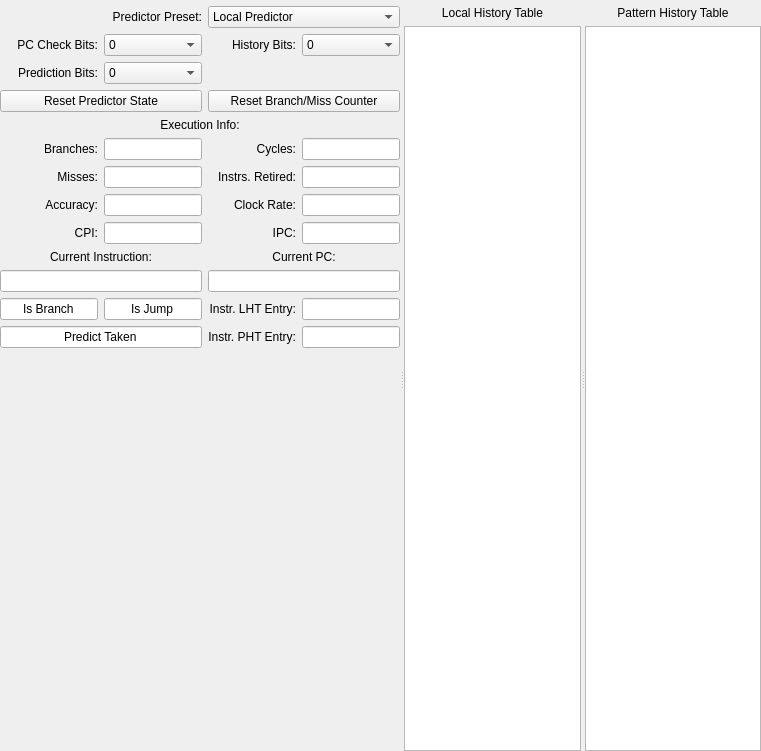
The window that src/branchtab.ui (mortbopet/Ripes) describes before a commit, drawn with Qt 5.
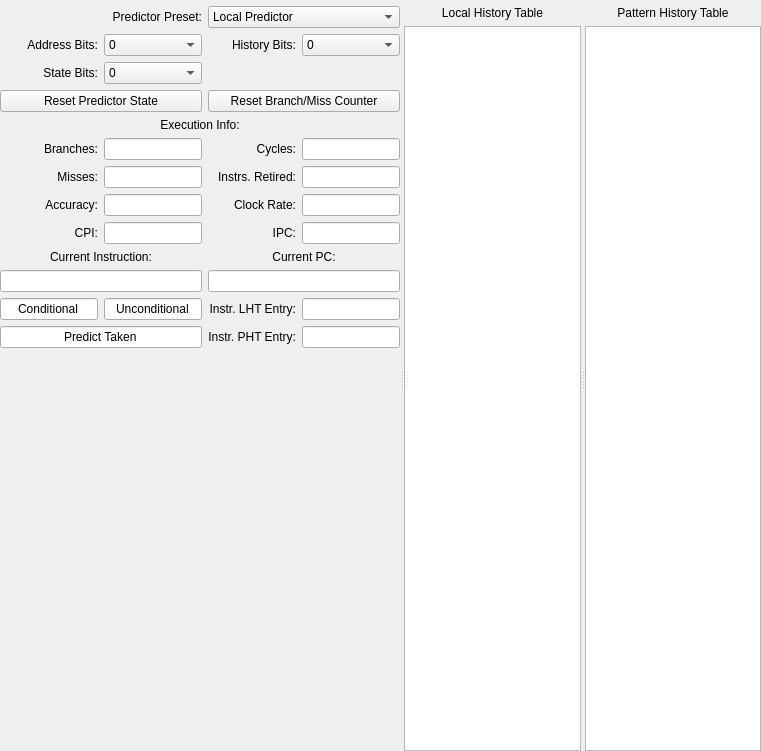
The same window after the commit.

Commit message: BranchPredictionProcessor interface

```diff
--- a/src/branchtab.ui
+++ b/src/branchtab.ui
@@ -190,7 +190,7 @@
          <item row="4" column="0">
           <widget class="QLabel" name="label_17">
            <property name="text">
-            <string>PC Check Bits:</string>
+            <string>Address Bits:</string>
            </property>
            <property name="alignment">
             <set>Qt::AlignRight|Qt::AlignTrailing|Qt::AlignVCenter</set>
@@ -293,7 +293,7 @@
          <item row="25" column="0">
           <widget class="QLineEdit" name="isBranch">
            <property name="text">
-            <string>Is Branch</string>
+            <string>Conditional</string>
            </property>
            <property name="alignment">
             <set>Qt::AlignCenter</set>
@@ -316,7 +316,7 @@
          <item row="25" column="1">
           <widget class="QLineEdit" name="isJump">
            <property name="text">
-            <string>Is Jump</string>
+            <string>Unconditional</string>
            </property>
            <property name="alignment">
             <set>Qt::AlignCenter</set>
@@ -435,7 +435,7 @@
          <item row="5" column="0">
           <widget class="QLabel" name="label_19">
            <property name="text">
-            <string>Prediction Bits:</string>
+            <string>State Bits:</string>
            </property>
            <property name="alignment">
             <set>Qt::AlignRight|Qt::AlignTrailing|Qt::AlignVCenter</set>
```
Left out of the diff: 4 changed lines with no effect on the pictures. The commit also changes 19 other files.
